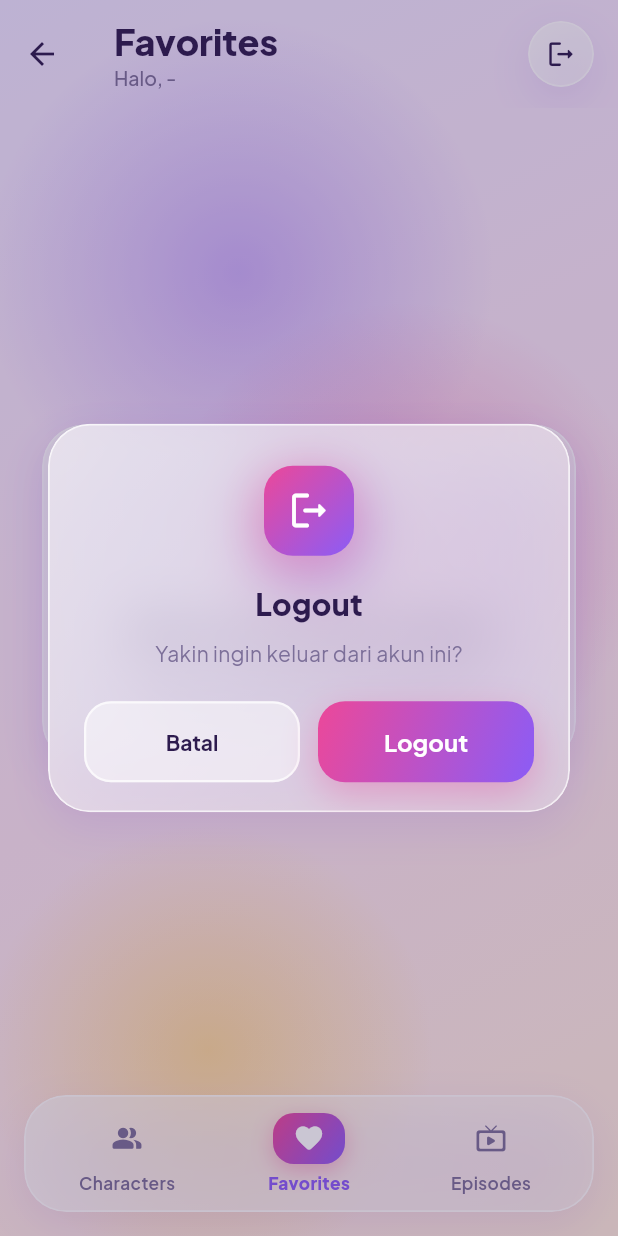
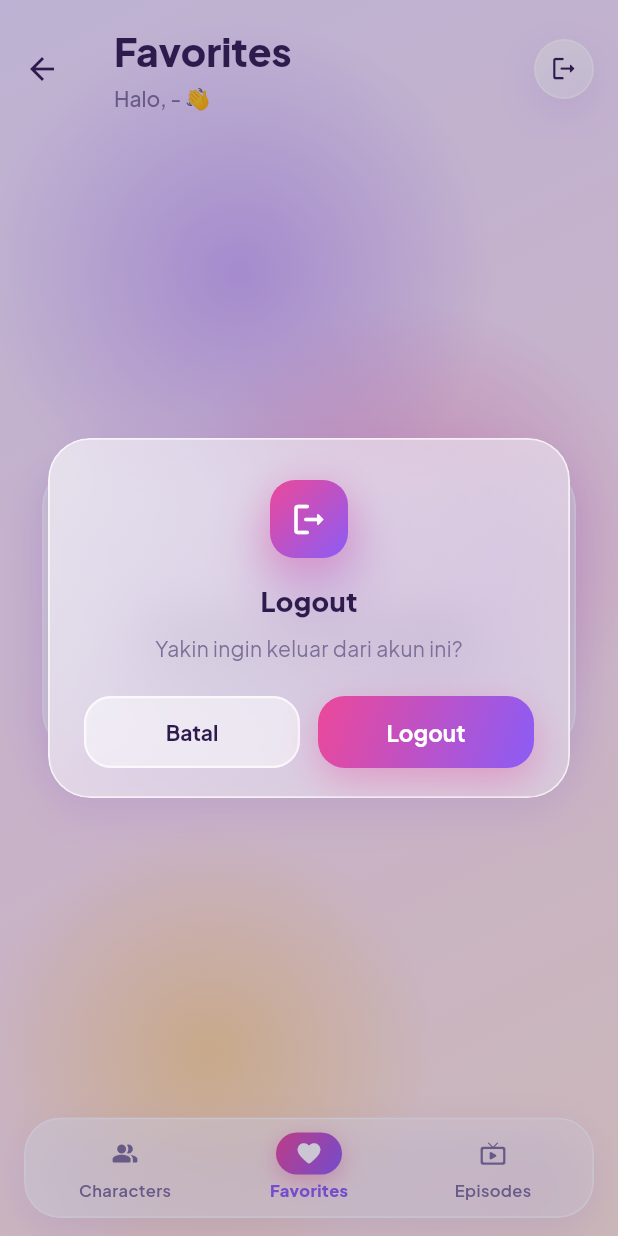
Before and after one commit to gevintaapr/LatihanResponsi, a Flutter app: the MainView screen opened by its route, item 2 of the bottom bar chosen, after a tap on the "logout" icon, on a phone screen of 412 x 824 dp. Run offline on Flutter 3.47's test engine with Material 3 defaults, Android fonts, the phone set to English and light mode, and no system bars; our stand-ins replace get, hive_flutter, shared_preferences; accounts and stored records are empty; network calls fail.

Commit message:
Compact layout, roomier header, and multi-select status filter
Status chips can now be combined (e.g. Alive + Dead); each selected
status is fetched from its own /character?status= endpoint and merged.
Selecting all three falls back to All, and active chips show an x.

Co-Authored-By: Claude Opus 5.5 <noreply@anthropic.com>
Claude-Session: https://claude.ai/code/session_01EwhFjDmuWordHU3VT4s5Fy

```diff
--- a/lib/app/data/models/character.dart
+++ b/lib/app/data/models/character.dart
@@ -30,7 +30,8 @@ class Character {
 
   factory Character.fromJson(Map<String, dynamic> json) {
     String nested(dynamic value) {
-      if (value is Map && value['name'] != null) return value['name'].toString();
+      if (value is Map && value['name'] != null)
+        return value['name'].toString();
       return 'unknown';
     }
 
--- a/lib/app/data/providers/api_provider.dart
+++ b/lib/app/data/providers/api_provider.dart
@@ -75,9 +75,9 @@ class ApiProvider {
     String path, [
     Map<String, String>? query,
   ]) async {
-    final uri = Uri.parse('$baseUrl$path').replace(
-      queryParameters: (query == null || query.isEmpty) ? null : query,
-    );
+    final uri = Uri.parse(
+      '$baseUrl$path',
+    ).replace(queryParameters: (query == null || query.isEmpty) ? null : query);
     try {
       final response = await _client.get(uri).timeout(_timeout);
       if (response.statusCode == 404) return null;
--- a/lib/app/modules/favorite/favorite_view.dart
+++ b/lib/app/modules/favorite/favorite_view.dart
@@ -16,21 +16,24 @@ class FavoriteView extends GetView<FavoriteController> {
         return const MessageView(
           icon: Icons.favorite_rounded,
           title: 'Belum ada karakter favorit',
-          message:
-              'Tekan ikon hati pada karakter untuk menambahkannya ke daftar ini.',
+          message: 'Tekan ikon hati pada karakter untuk menambahkannya ke daftar ini.',
         );
       }
       return ListView.separated(
-        padding: const EdgeInsets.fromLTRB(16, 4, 16, 120),
+        padding: const EdgeInsets.fromLTRB(16, 4, 16, 100),
         itemCount: controller.favorites.length + 1,
-        separatorBuilder: (_, _) => const SizedBox(height: 12),
+        separatorBuilder: (_, _) => const SizedBox(height: 10),
         itemBuilder: (_, index) {
           if (index == 0) {
             return Padding(
               padding: const EdgeInsets.only(left: 4),
               child: Row(
                 children: [
-                  const Icon(Icons.swipe_left_rounded, size: 16, color: AppColors.textMuted),
+                  const Icon(
+                    Icons.swipe_left_rounded,
+                    size: 16,
+                    color: AppColors.textMuted,
+                  ),
                   const SizedBox(width: 8),
                   Expanded(
                     child: Text(
@@ -65,7 +68,10 @@ class FavoriteView extends GetView<FavoriteController> {
                 children: [
                   Text(
                     'Hapus',
-                    style: TextStyle(color: Colors.white, fontWeight: FontWeight.w700),
+                    style: TextStyle(
+                      color: Colors.white,
+                      fontWeight: FontWeight.w700,
+                    ),
                   ),
                   SizedBox(width: 8),
                   Icon(Icons.delete_rounded, color: Colors.white),
--- a/lib/app/modules/home/home_controller.dart
+++ b/lib/app/modules/home/home_controller.dart
@@ -8,9 +8,8 @@ import '../../utils/snack.dart';
 class HomeController extends GetxController {
   final ApiProvider _api = Get.find();
 
-  /// Pilihan filter: label yang tampil -> nilai parameter `status` di API.
-  static const filters = {
-    'All': '',
+  /// Pilihan filter status: label yang tampil -> nilai parameter `status` API.
+  static const statusFilters = {
     'Alive': 'alive',
     'Dead': 'dead',
     'Unknown': 'unknown',
@@ -20,18 +19,30 @@ class HomeController extends GetxController {
   final isLoading = true.obs;
   final isLoadingMore = false.obs;
   final errorMessage = RxnString();
-  final status = ''.obs;
   final query = ''.obs;
+
+  /// Status yang sedang dipilih. Kosong = "All" (tanpa filter).
+  final selectedStatuses = <String>{}.obs;
 
   final scrollController = ScrollController();
   final searchController = TextEditingController();
 
-  int _page = 1;
-  bool _hasNext = true;
+  // API hanya menerima satu status per request. Untuk filter ganda
+  // (misalnya Alive + Dead) tiap status dimuat terpisah, jadi halaman dan
+  // sisa data dicatat per status.
+  final _pages = <String, int>{};
+  final _hasNext = <String, bool>{};
 
   // Menandai request terbaru, supaya respons lama yang datang terlambat
   // (misalnya saat filter diganti dengan cepat) tidak menimpa data baru.
   int _requestToken = 0;
+
+  bool get isAll => selectedStatuses.isEmpty;
+
+  /// Status yang perlu diminta ke API. '' berarti tanpa filter.
+  List<String> get _targets => isAll
+      ? ['']
+      : statusFilters.values.where(selectedStatuses.contains).toList();
 
   @override
   void onInit() {
@@ -54,9 +65,24 @@ class HomeController extends GetxController {
     if (position.pixels >= position.maxScrollExtent - 300) loadMore();
   }
 
-  void setStatus(String value) {
-    if (status.value == value) return;
-    status.value = value;
+  /// Menambah / melepas satu status. Jika semua status terpilih,
+  /// hasilnya sama dengan "All", jadi pilihan dikosongkan.
+  void toggleStatus(String status) {
+    if (selectedStatuses.contains(status)) {
+      selectedStatuses.remove(status);
+    } else {
+      selectedStatuses.add(status);
+      if (selectedStatuses.length == statusFilters.length) {
+        selectedStatuses.clear();
+      }
+    }
+    fetch();
+  }
+
+  /// Kembali ke "All".
+  void clearStatuses() {
+    if (isAll) return;
+    selectedStatuses.clear();
     fetch();
   }
 
@@ -68,21 +94,20 @@ class HomeController extends GetxController {
   /// Memuat halaman pertama sesuai filter dan kata kunci saat ini.
   Future<void> fetch() async {
     final token = ++_requestToken;
-    _page = 1;
-    _hasNext = true;
+    final targets = _targets;
+    _pages
+      ..clear()
+      ..addEntries(targets.map((s) => MapEntry(s, 1)));
+    _hasNext
+      ..clear()
+      ..addEntries(targets.map((s) => MapEntry(s, true)));
     isLoading.value = true;
     isLoadingMore.value = false;
     errorMessage.value = null;
     try {
-      final result = await _api.getCharacters(
-        page: 1,
-        status: status.value,
-        name: query.value,
-      );
+      final items = await _loadBatch(targets);
       if (token != _requestToken) return;
-      characters.assignAll(result.items);
-      _hasNext = result.hasNext;
-      _page = 2;
+      characters.assignAll(items);
       if (scrollController.hasClients) scrollController.jumpTo(0);
     } on ApiException catch (e) {
       if (token != _requestToken) return;
@@ -93,25 +118,45 @@ class HomeController extends GetxController {
     }
   }
 
-  /// Infinite scroll: memuat halaman berikutnya.
+  /// Infinite scroll: memuat halaman berikutnya dari status yang masih ada.
   Future<void> loadMore() async {
-    if (isLoading.value || isLoadingMore.value || !_hasNext) return;
+    final targets = _hasNext.entries
+        .where((e) => e.value)
+        .map((e) => e.key)
+        .toList();
+    if (isLoading.value || isLoadingMore.value || targets.isEmpty) return;
     final token = _requestToken;
     isLoadingMore.value = true;
     try {
-      final result = await _api.getCharacters(
-        page: _page,
-        status: status.value,
-        name: query.value,
-      );
+      final items = await _loadBatch(targets);
       if (token != _requestToken) return;
-      characters.addAll(result.items);
-      _hasNext = result.hasNext;
-      _page++;
+      characters.addAll(items);
     } on ApiException catch (e) {
       if (token == _requestToken) showErrorSnack(e.message);
     } finally {
       if (token == _requestToken) isLoadingMore.value = false;
     }
   }
+
+  /// Mengambil halaman berikutnya untuk tiap status secara bersamaan,
+  /// lalu menggabungkannya dan mengurutkan berdasarkan id.
+  Future<List<Character>> _loadBatch(List<String> targets) async {
+    final results = await Future.wait(
+      targets.map(
+        (status) => _api.getCharacters(
+          page: _pages[status]!,
+          status: status,
+          name: query.value,
+        ),
+      ),
+    );
+    final merged = <Character>[];
+    for (var i = 0; i < targets.length; i++) {
+      merged.addAll(results[i].items);
+      _hasNext[targets[i]] = results[i].hasNext;
+      _pages[targets[i]] = _pages[targets[i]]! + 1;
+    }
+    merged.sort((a, b) => a.id.compareTo(b.id));
+    return merged;
+  }
 }
--- a/lib/app/modules/home/home_view.dart
+++ b/lib/app/modules/home/home_view.dart
@@ -14,43 +14,57 @@ class HomeView extends GetView<HomeController> {
     return Column(
       children: [
         Padding(
-          padding: const EdgeInsets.fromLTRB(16, 4, 16, 0),
+          padding: const EdgeInsets.fromLTRB(16, 8, 16, 0),
           child: Obx(
             () => TextField(
               key: const Key('search_field'),
               controller: controller.searchController,
               onChanged: (v) => controller.query.value = v,
               textInputAction: TextInputAction.search,
+              style: const TextStyle(fontSize: 14),
               decoration: InputDecoration(
+                isDense: true,
                 hintText: 'Cari karakter berdasarkan nama...',
-                prefixIcon: const Icon(Icons.search_rounded),
+                prefixIcon: const Icon(Icons.search_rounded, size: 20),
                 suffixIcon: controller.query.value.isEmpty
                     ? null
                     : IconButton(
                         onPressed: controller.clearSearch,
-                        icon: const Icon(Icons.close_rounded),
+                        icon: const Icon(Icons.close_rounded, size: 18),
                       ),
               ),
             ),
           ),
         ),
         SizedBox(
-          height: 60,
+          height: 52,
           child: Obx(
             () => ListView(
               scrollDirection: Axis.horizontal,
               padding: const EdgeInsets.symmetric(horizontal: 16),
               children: [
-                for (final entry in HomeController.filters.entries)
+                Center(
+                  child: _FilterChip(
+                    key: const Key('filter_all'),
+                    label: 'All',
+                    selected: controller.isAll,
+                    onTap: controller.clearStatuses,
+                  ),
+                ),
+                for (final entry in HomeController.statusFilters.entries)
                   Padding(
-                    padding: const EdgeInsets.only(right: 8),
+                    padding: const EdgeInsets.only(left: 8),
                     child: Center(
                       child: _FilterChip(
-                        key: Key('filter_${entry.key.toLowerCase()}'),
+                        key: Key('filter_${entry.value}'),
                         label: entry.key,
-                        value: entry.value,
-                        selected: controller.status.value == entry.value,
-                        onTap: () => controller.setStatus(entry.value),
+                        dotColor: AppColors.status(entry.value),
+                        selected: controller.selectedStatuses.contains(
+                          entry.value,
+                        ),
+                        // Chip aktif menampilkan × untuk melepas filter.
+                        removable: true,
+                        onTap: () => controller.toggleStatus(entry.value),
                       ),
                     ),
                   ),
@@ -92,13 +106,14 @@ class HomeView extends GetView<HomeController> {
         physics: const AlwaysScrollableScrollPhysics(),
         slivers: [
           SliverPadding(
-            padding: const EdgeInsets.fromLTRB(16, 4, 16, 0),
+            padding: const EdgeInsets.fromLTRB(16, 2, 16, 0),
             sliver: SliverGrid.builder(
               gridDelegate: const SliverGridDelegateWithMaxCrossAxisExtent(
-                maxCrossAxisExtent: 240,
-                mainAxisSpacing: 14,
-                crossAxisSpacing: 14,
-                childAspectRatio: 0.74,
+                maxCrossAxisExtent: 220,
+                mainAxisSpacing: 12,
+                crossAxisSpacing: 12,
+                // Tinggi kartu tetap, foto mengisi sisa ruang.
+                mainAxisExtent: 172,
               ),
               itemCount: controller.characters.length,
               itemBuilder: (_, index) {
@@ -111,10 +126,12 @@ class HomeView extends GetView<HomeController> {
             ),
           ),
           SliverToBoxAdapter(
-            child: showFooter ? const LoadMoreIndicator() : const SizedBox.shrink(),
+            child: showFooter
+                ? const LoadMoreIndicator()
+                : const SizedBox.shrink(),
           ),
           // Ruang agar kartu terakhir tidak tertutup navbar melayang.
-          const SliverToBoxAdapter(child: SizedBox(height: 110)),
+          const SliverToBoxAdapter(child: SizedBox(height: 100)),
         ],
       ),
     );
@@ -125,15 +142,17 @@ class _FilterChip extends StatelessWidget {
   const _FilterChip({
     super.key,
     required this.label,
-    required this.value,
     required this.selected,
     required this.onTap,
+    this.dotColor,
+    this.removable = false,
   });
 
   final String label;
-  final String value;
   final bool selected;
   final VoidCallback onTap;
+  final Color? dotColor;
+  final bool removable;
 
   @override
   Widget build(BuildContext context) {
@@ -153,10 +172,10 @@ class _FilterChip extends StatelessWidget {
           boxShadow: [
             BoxShadow(
               color: selected
-                  ? AppColors.pink.withValues(alpha: 0.3)
+                  ? AppColors.pink.withValues(alpha: 0.28)
                   : AppColors.shadow,
-              blurRadius: selected ? 14 : 10,
-              offset: const Offset(0, 4),
+              blurRadius: selected ? 12 : 8,
+              offset: const Offset(0, 3),
             ),
           ],
         ),
@@ -166,29 +185,50 @@ class _FilterChip extends StatelessWidget {
             onTap: onTap,
             borderRadius: borderRadius,
             child: Padding(
-              padding: const EdgeInsets.symmetric(horizontal: 16, vertical: 9),
+              padding: EdgeInsets.fromLTRB(
+                14,
+                7,
+                selected && removable ? 8 : 14,
+                7,
+              ),
               child: Row(
                 mainAxisSize: MainAxisSize.min,
                 children: [
-                  if (value.isNotEmpty) ...[
+                  if (dotColor != null) ...[
                     Container(
-                      width: 8,
-                      height: 8,
+                      width: 7,
+                      height: 7,
                       decoration: BoxDecoration(
                         shape: BoxShape.circle,
-                        color: selected ? Colors.white : AppColors.status(value),
+                        color: selected ? Colors.white : dotColor,
                       ),
                     ),
-                    const SizedBox(width: 7),
+                    const SizedBox(width: 6),
                   ],
                   Text(
                     label,
                     style: TextStyle(
                       fontWeight: FontWeight.w700,
-                      fontSize: 13.5,
+                      fontSize: 12.5,
                       color: selected ? Colors.white : AppColors.text,
                     ),
                   ),
+                  if (selected && removable) ...[
+                    const SizedBox(width: 6),
+                    Container(
+                      width: 16,
+                      height: 16,
+                      decoration: BoxDecoration(
+                        shape: BoxShape.circle,
+                        color: Colors.white.withValues(alpha: 0.3),
+                      ),
+                      child: const Icon(
+                        Icons.close_rounded,
+                        size: 12,
+                        color: Colors.white,
+                      ),
+                    ),
+                  ],
                 ],
               ),
             ),
--- a/lib/app/modules/main/main_view.dart
+++ b/lib/app/modules/main/main_view.dart
@@ -30,7 +30,7 @@ class MainView extends GetView<MainController> {
           OutlinedButton(
             onPressed: Get.back,
             style: OutlinedButton.styleFrom(
-              minimumSize: const Size.fromHeight(54),
+              minimumSize: const Size.fromHeight(48),
               foregroundColor: AppColors.text,
               side: const BorderSide(color: AppColors.glassBorder, width: 1.5),
               backgroundColor: Colors.white.withValues(alpha: 0.5),
@@ -63,17 +63,19 @@ class MainView extends GetView<MainController> {
       () => GlassScaffold(
         extendBody: true,
         appBar: AppBar(
-          toolbarHeight: 72,
+          // Header dibuat lebih tinggi agar judul dan sapaan lebih lega.
+          toolbarHeight: 92,
           titleSpacing: 20,
           title: Column(
             crossAxisAlignment: CrossAxisAlignment.start,
+            mainAxisSize: MainAxisSize.min,
             children: [
               Text(_titles[controller.tabIndex.value]),
-              const SizedBox(height: 2),
+              const SizedBox(height: 6),
               Text(
-                'Halo, ${session.currentUser.value ?? '-'}',
+                'Halo, ${session.currentUser.value ?? '-'} 👋',
                 style: const TextStyle(
-                  fontSize: 13,
+                  fontSize: 14,
                   fontWeight: FontWeight.w500,
                   color: AppColors.textMuted,
                 ),
@@ -114,15 +116,15 @@ class _FloatingNavBar extends StatelessWidget {
   Widget build(BuildContext context) {
     final favorites = Get.find<FavoriteController>();
     return SafeArea(
-      minimum: const EdgeInsets.fromLTRB(16, 0, 16, 16),
+      minimum: const EdgeInsets.fromLTRB(16, 0, 16, 12),
       child: Center(
         heightFactor: 1,
         child: ConstrainedBox(
           constraints: const BoxConstraints(maxWidth: 440),
           child: GlassContainer(
             blur: true,
-            radius: AppRadius.lg,
-            padding: const EdgeInsets.symmetric(horizontal: 8, vertical: 8),
+            radius: AppRadius.lg - 4,
+            padding: const EdgeInsets.symmetric(horizontal: 6, vertical: 6),
             child: Row(
               children: [
                 _NavItem(
@@ -194,8 +196,8 @@ class _NavItem extends StatelessWidget {
                   offset: const Offset(6, -4),
                   child: AnimatedContainer(
                     duration: const Duration(milliseconds: 220),
-                    width: 48,
-                    height: 34,
+                    width: 44,
+                    height: 28,
                     decoration: BoxDecoration(
                       borderRadius: BorderRadius.circular(14),
                       gradient: selected ? AppGradients.primary : null,
@@ -211,16 +213,16 @@ class _NavItem extends StatelessWidget {
                     ),
                     child: Icon(
                       icon,
-                      size: 21,
+                      size: 18,
                       color: selected ? Colors.white : AppColors.textMuted,
                     ),
                   ),
                 ),
-                const SizedBox(height: 4),
+                const SizedBox(height: 3),
                 Text(
                   label,
                   style: TextStyle(
-                    fontSize: 11.5,
+                    fontSize: 11,
                     fontWeight: selected ? FontWeight.w800 : FontWeight.w600,
                     color: selected ? AppColors.purple : AppColors.textMuted,
                   ),
--- a/lib/app/routes/app_pages.dart
+++ b/lib/app/routes/app_pages.dart
@@ -15,7 +15,8 @@ import 'app_routes.dart';
 /// Halaman utama hanya bisa dibuka setelah login.
 class AuthGuard extends GetMiddleware {
   @override
-  RouteSettings? redirect(String? route) => Get.find<SessionService>().isLoggedIn
+  RouteSettings? redirect(String? route) =>
+      Get.find<SessionService>().isLoggedIn
       ? null
       : const RouteSettings(name: Routes.login);
 }
@@ -23,7 +24,8 @@ class AuthGuard extends GetMiddleware {
 /// Pengguna yang sudah login tidak perlu melihat halaman login lagi.
 class GuestGuard extends GetMiddleware {
   @override
-  RouteSettings? redirect(String? route) => Get.find<SessionService>().isLoggedIn
+  RouteSettings? redirect(String? route) =>
+      Get.find<SessionService>().isLoggedIn
       ? const RouteSettings(name: Routes.main)
       : null;
 }
--- a/lib/app/widgets/glass.dart
+++ b/lib/app/widgets/glass.dart
@@ -18,9 +18,21 @@ class AppBackground extends StatelessWidget {
       decoration: const BoxDecoration(gradient: AppGradients.background),
       child: Stack(
         children: [
-          const _Blob(alignment: Alignment(-1.3, -0.95), color: AppColors.purple, size: 340),
-          const _Blob(alignment: Alignment(1.4, -0.2), color: AppColors.pink, size: 320),
-          const _Blob(alignment: Alignment(-1.2, 1.1), color: AppColors.yellow, size: 300),
+          const _Blob(
+            alignment: Alignment(-1.3, -0.95),
+            color: AppColors.purple,
+            size: 340,
+          ),
+          const _Blob(
+            alignment: Alignment(1.4, -0.2),
+            color: AppColors.pink,
+            size: 320,
+          ),
+          const _Blob(
+            alignment: Alignment(-1.2, 1.1),
+            color: AppColors.yellow,
+            size: 300,
+          ),
           Positioned.fill(child: child),
         ],
       ),
@@ -29,7 +41,11 @@ class AppBackground extends StatelessWidget {
 }
 
 class _Blob extends StatelessWidget {
-  const _Blob({required this.alignment, required this.color, required this.size});
+  const _Blob({
+    required this.alignment,
+    required this.color,
+    required this.size,
+  });
 
   final Alignment alignment;
   final Color color;
@@ -46,7 +62,10 @@ class _Blob extends StatelessWidget {
           decoration: BoxDecoration(
             shape: BoxShape.circle,
             gradient: RadialGradient(
-              colors: [color.withValues(alpha: 0.38), color.withValues(alpha: 0)],
+              colors: [
+                color.withValues(alpha: 0.38),
+                color.withValues(alpha: 0),
+              ],
             ),
           ),
         ),
@@ -156,7 +175,11 @@ class GlassContainer extends StatelessWidget {
       decoration: BoxDecoration(
         borderRadius: borderRadius,
         boxShadow: const [
-          BoxShadow(color: AppColors.shadow, blurRadius: 24, offset: Offset(0, 10)),
+          BoxShadow(
+            color: AppColors.shadow,
+            blurRadius: 24,
+            offset: Offset(0, 10),
+          ),
         ],
       ),
       child: ClipRRect(borderRadius: borderRadius, child: content),
@@ -171,7 +194,7 @@ class GlassIconButton extends StatelessWidget {
     required this.icon,
     required this.onPressed,
     this.tooltip,
-    this.size = 44,
+    this.size = 40,
     this.iconColor = AppColors.text,
   });
 
@@ -189,7 +212,9 @@ class GlassIconButton extends StatelessWidget {
       child: GlassContainer(
         radius: size / 2,
         onTap: onPressed,
-        child: Center(child: Icon(icon, color: iconColor, size: size * 0.48)),
+        child: Center(
+          child: Icon(icon, color: iconColor, size: size * 0.48),
+        ),
       ),
     );
     return tooltip == null ? button : Tooltip(message: tooltip!, child: button);
@@ -238,11 +263,11 @@ class GradientButton extends StatelessWidget {
           foregroundColor: Colors.white,
           disabledForegroundColor: Colors.white,
           shadowColor: Colors.transparent,
-          minimumSize: const Size.fromHeight(54),
+          minimumSize: const Size.fromHeight(48),
           shape: RoundedRectangleBorder(borderRadius: borderRadius),
           textStyle: const TextStyle(
             fontFamily: AppTheme.fontFamily,
-            fontSize: 16,
+            fontSize: 15,
             fontWeight: FontWeight.w700,
           ),
         ),
@@ -250,12 +275,18 @@ class GradientButton extends StatelessWidget {
             ? const SizedBox(
                 width: 22,
                 height: 22,
-                child: CircularProgressIndicator(strokeWidth: 2.5, color: Colors.white),
+                child: CircularProgressIndicator(
+                  strokeWidth: 2.5,
+                  color: Colors.white,
+                ),
               )
             : Row(
                 mainAxisSize: MainAxisSize.min,
                 children: [
-                  if (icon != null) ...[Icon(icon, size: 20), const SizedBox(width: 8)],
+                  if (icon != null) ...[
+                    Icon(icon, size: 20),
+                    const SizedBox(width: 8),
+                  ],
                   Text(label),
                 ],
               ),
@@ -324,11 +355,11 @@ class GlassDialog extends StatelessWidget {
         child: Column(
           mainAxisSize: MainAxisSize.min,
           children: [
-            GradientIcon(icon: icon, size: 60),
-            const SizedBox(height: 18),
+            GradientIcon(icon: icon, size: 52),
+            const SizedBox(height: 16),
             Text(
               title,
-              style: const TextStyle(fontSize: 20, fontWeight: FontWeight.w800),
+              style: const TextStyle(fontSize: 18, fontWeight: FontWeight.w800),
             ),
             const SizedBox(height: 8),
             Text(
--- a/lib/app/widgets/state_views.dart
+++ b/lib/app/widgets/state_views.dart
@@ -27,16 +27,19 @@ class MessageView extends StatelessWidget {
         padding: const EdgeInsets.fromLTRB(28, 16, 28, 120),
         child: GlassContainer(
           radius: AppRadius.lg,
-          padding: const EdgeInsets.fromLTRB(24, 32, 24, 28),
+          padding: const EdgeInsets.fromLTRB(22, 26, 22, 22),
           child: Column(
             mainAxisSize: MainAxisSize.min,
             children: [
-              GradientIcon(icon: icon, size: 72, gradient: gradient),
-              const SizedBox(height: 20),
+              GradientIcon(icon: icon, size: 58, gradient: gradient),
+              const SizedBox(height: 16),
               Text(
                 title,
                 textAlign: TextAlign.center,
-                style: const TextStyle(fontSize: 18, fontWeight: FontWeight.w800),
+                style: const TextStyle(
+                  fontSize: 16,
+                  fontWeight: FontWeight.w800,
+                ),
               ),
               const SizedBox(height: 8),
               Text(
```
Also changed, not shown: lib/app/data/models/episode.dart (+5 -5 lines), lib/app/modules/auth/auth_widgets.dart (+9 -5 lines), lib/app/modules/detail/detail_view.dart (+65 -36 lines), lib/app/modules/episode/episode_view.dart (+18 -12 lines), lib/app/theme/app_theme.dart (+7 -4 lines), lib/app/widgets/character_widgets.dart (+45 -20 lines), 1 other file. Lines whose indentation alone changed are shown as unchanged.
